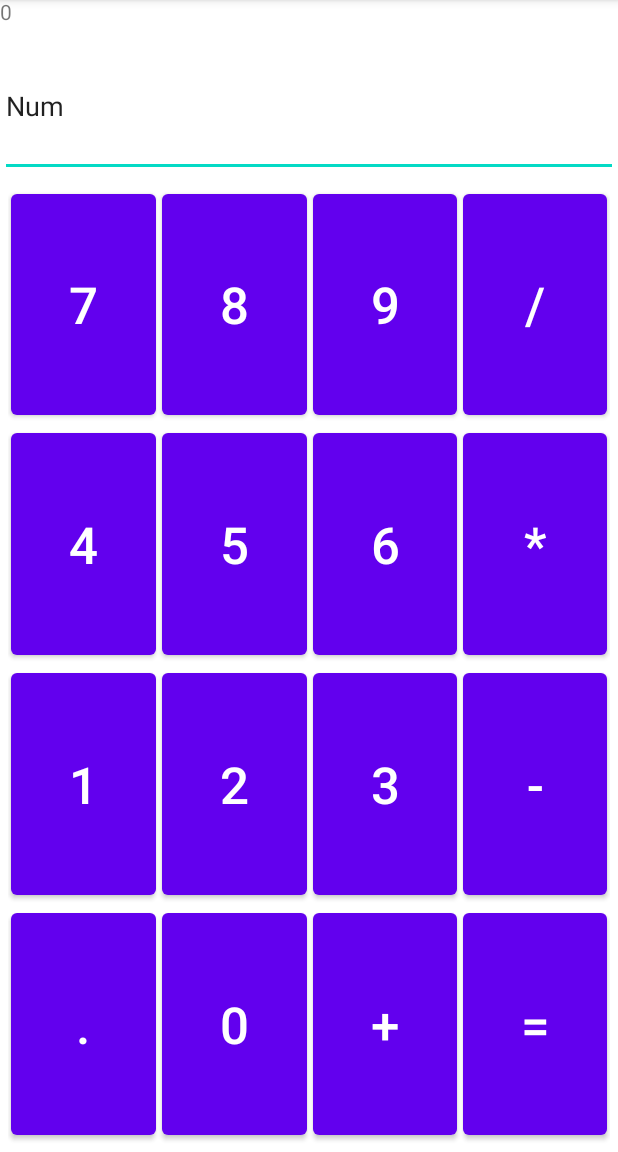
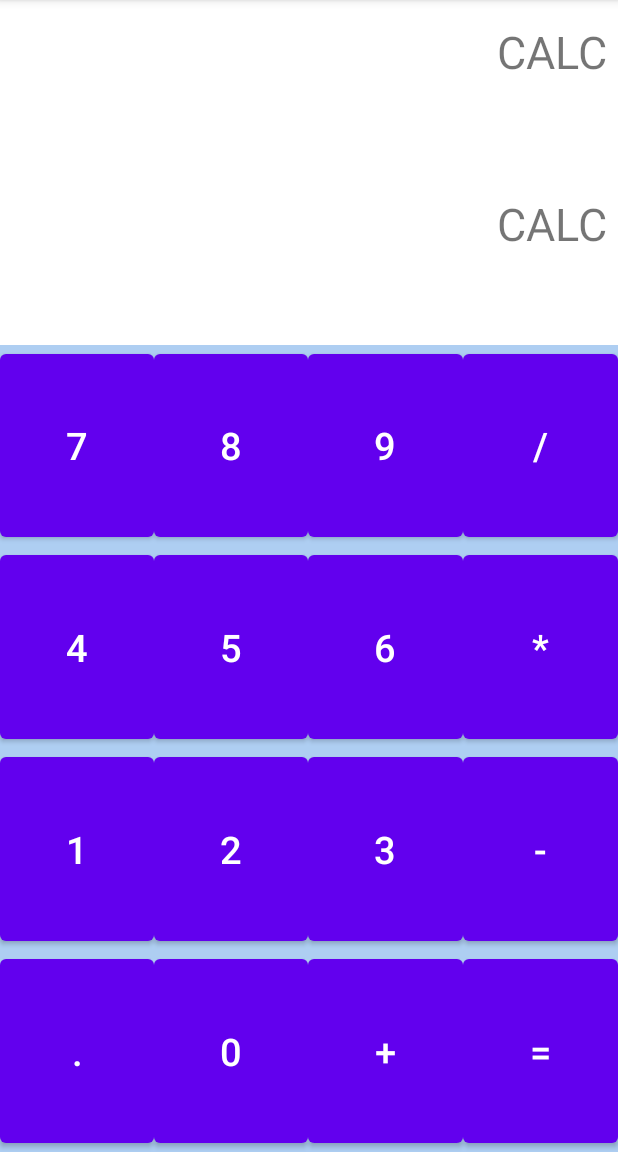
Before and after one commit to pokemau/Android, an Android app: the CalculatorExercise screen opened directly, with no data from a screen before it, on a phone screen of 412 x 824 dp, the part 84-1236 px from its top. Run offline under Robolectric (Android 15) with nearby library versions, the phone set to English and light mode, and no system bars.

Commit message:
fix calculator layout

```diff
--- a/app/src/main/res/layout/activity_calculator_exercise.xml
+++ b/app/src/main/res/layout/activity_calculator_exercise.xml
@@ -1,247 +1,209 @@
 <?xml version="1.0" encoding="utf-8"?>
-<androidx.constraintlayout.widget.ConstraintLayout xmlns:android="http://schemas.android.com/apk/res/android"
+
+<LinearLayout xmlns:android="http://schemas.android.com/apk/res/android"
         xmlns:tools="http://schemas.android.com/tools"
         xmlns:app="http://schemas.android.com/apk/res-auto"
         android:layout_width="match_parent"
         android:layout_height="match_parent"
+        android:orientation="vertical"
         tools:context=".CalculatorExercise">
 
-    <TextView
-            android:text="0"
-            android:layout_width="0dp"
-            android:layout_height="30sp"
-            android:id="@+id/textView2"
-            app:layout_constraintEnd_toEndOf="parent"
-            app:layout_constraintStart_toStartOf="parent"
-            app:layout_constraintHorizontal_bias="0.498"
-            app:layout_constraintTop_toTopOf="parent"
-            app:layout_constraintBottom_toTopOf="@+id/editTextTextPersonName" />
 
-    <EditText
-            android:layout_width="0dp"
+    <LinearLayout
+            android:layout_width="match_parent"
             android:layout_height="0dp"
-            android:inputType="textPersonName"
-            android:text="Num"
-            android:ems="10"
-            android:id="@+id/editTextTextPersonName"
-            app:layout_constraintTop_toTopOf="parent"
-            app:layout_constraintEnd_toEndOf="parent"
-            app:layout_constraintStart_toStartOf="parent"
-            android:layout_marginTop="24dp"
-            app:layout_constraintHorizontal_bias="0.497"
-            app:layout_constraintBottom_toTopOf="@+id/guidelineCalculator" />
-
-    <androidx.constraintlayout.widget.Guideline
-            android:orientation="horizontal"
-            android:layout_width="wrap_content"
-            android:layout_height="wrap_content"
-            android:id="@+id/guidelineCalculator"
-            app:layout_constraintGuide_begin="118dp" />
+            android:layout_weight="3">
 
         <LinearLayout
                 android:orientation="vertical"
-            android:layout_width="0dp"
+                android:layout_width="match_parent"
+                android:layout_height="match_parent"
+                android:layout_weight="1">
+
+            <TextView
+                    android:layout_width="match_parent"
                     android:layout_height="0dp"
-            android:padding="5sp"
-            app:layout_constraintStart_toStartOf="parent"
-            app:layout_constraintEnd_toEndOf="parent"
-            app:layout_constraintBottom_toBottomOf="parent"
-            app:layout_constraintTop_toTopOf="@+id/guidelineCalculator"
-            android:id="@+id/linearLayout"
-            android:weightSum="1.0">
+                    android:layout_weight=".3"
+                    android:text="CALC"
+                    android:textSize="30sp"
+                    android:gravity="center_vertical|end"
+                    android:paddingLeft="8sp"
+                    android:paddingRight="8sp" />
 
-        <LinearLayout
-                android:orientation="horizontal"
+            <TextView
                     android:layout_width="match_parent"
-                android:layout_height="wrap_content"
-                android:layout_weight="0.25">
-
-            <Button
-                    android:text="7"
-                    android:layout_width="100sp"
-                    android:layout_height="match_parent"
-                    android:id="@+id/btnNum7"
-                    android:layout_weight="1"
-                    android:textSize="34sp"
-                    android:layout_marginLeft="2sp"
-                    android:layout_marginRight="2sp" />
-
-            <Button
-                    android:text="8"
-                    android:layout_width="100sp"
-                    android:layout_height="match_parent"
-                    android:id="@+id/btnNum8"
-                    android:layout_weight="1"
-                    android:textSize="34sp"
-                    android:layout_marginLeft="2sp"
-                    android:layout_marginRight="2sp" />
-
-            <Button
-                    android:text="9"
-                    android:layout_width="100sp"
-                    android:layout_height="match_parent"
-                    android:id="@+id/btnNum9"
-                    android:layout_weight="1"
-                    android:textSize="34sp"
-                    android:layout_marginLeft="2sp"
-                    android:layout_marginRight="2sp" />
-
-            <Button
-                    android:text="/"
-                    android:layout_width="100sp"
-                    android:layout_height="match_parent"
-                    android:id="@+id/btnDivide"
-                    android:layout_weight="1"
-                    android:textSize="34sp"
-                    android:layout_marginLeft="2sp"
-                    android:layout_marginRight="2sp" />
+                    android:layout_height="0dp"
+                    android:layout_weight=".7"
+                    android:text="CALC"
+                    android:textSize="30sp"
+                    android:gravity="center_vertical|end"
+                    android:paddingLeft="8sp"
+                    android:paddingRight="8sp" />
+        </LinearLayout>
 
     </LinearLayout>
 
     <LinearLayout
-                android:orientation="horizontal"
             android:layout_width="match_parent"
-                android:layout_height="wrap_content"
-                android:layout_weight="0.25">
+            android:layout_height="0dp"
+            android:layout_weight="7"
+            android:background="@color/button"
+            android:orientation="vertical">
+
+        <LinearLayout
+                android:layout_width="match_parent"
+                android:layout_height="0dp"
+                android:layout_weight="1">
 
             <Button
-                    android:text="4"
-                    android:layout_width="100sp"
+                    android:layout_width="0dp"
                     android:layout_height="match_parent"
-                    android:id="@+id/btnNum4"
                     android:layout_weight="1"
-                    android:textSize="34sp"
-                    android:layout_marginLeft="2sp"
-                    android:layout_marginRight="2sp" />
+                    android:textSize="@dimen/calcBtnTextSize"
+                    android:text="7"
+                    android:gravity="center_horizontal|center_vertical" />
 
             <Button
-                    android:text="5"
-                    android:layout_width="100sp"
+                    android:layout_width="0dp"
                     android:layout_height="match_parent"
-                    android:id="@+id/btnNum5"
                     android:layout_weight="1"
-                    android:textSize="34sp"
-                    android:layout_marginLeft="2sp"
-                    android:layout_marginRight="2sp" />
+                    android:textSize="@dimen/calcBtnTextSize"
+                    android:text="8"
+                    android:gravity="center_horizontal|center_vertical" />
 
             <Button
-                    android:text="6"
-                    android:layout_width="100sp"
+                    android:layout_width="0dp"
                     android:layout_height="match_parent"
-                    android:id="@+id/btnNum6"
                     android:layout_weight="1"
-                    android:textSize="34sp"
-                    android:layout_marginLeft="2sp"
-                    android:layout_marginRight="2sp" />
+                    android:textSize="@dimen/calcBtnTextSize"
+                    android:text="9"
+                    android:gravity="center_horizontal|center_vertical" />
 
             <Button
+                    android:layout_width="0dp"
+                    android:layout_height="match_parent"
+                    android:layout_weight="1"
+                    android:textSize="@dimen/calcBtnTextSize"
+                    android:text="/"
+                    android:gravity="center_horizontal|center_vertical" />
+        </LinearLayout>
+
+        <LinearLayout
+                android:layout_width="match_parent"
+                android:layout_height="0dp"
+                android:layout_weight="1">
+
+            <Button
+                    android:layout_width="0dp"
+                    android:layout_height="match_parent"
+                    android:layout_weight="1"
+                    android:textSize="@dimen/calcBtnTextSize"
+                    android:text="4"
+                    android:gravity="center_horizontal|center_vertical" />
+
+            <Button
+                    android:layout_width="0dp"
+                    android:layout_height="match_parent"
+                    android:layout_weight="1"
+                    android:textSize="@dimen/calcBtnTextSize"
+                    android:text="5"
+                    android:gravity="center_horizontal|center_vertical" />
+
+            <Button
+                    android:layout_width="0dp"
+                    android:layout_height="match_parent"
+                    android:layout_weight="1"
+                    android:textSize="@dimen/calcBtnTextSize"
+                    android:text="6"
+                    android:gravity="center_horizontal|center_vertical" />
+
+            <Button
+                    android:layout_width="0dp"
+                    android:layout_height="match_parent"
+                    android:layout_weight="1"
+                    android:textSize="@dimen/calcBtnTextSize"
                     android:text="*"
-                    android:layout_width="100sp"
+                    android:gravity="center_horizontal|center_vertical" />
+        </LinearLayout>
+
+        <LinearLayout
+                android:layout_width="match_parent"
+                android:layout_height="0dp"
+                android:layout_weight="1">
+
+            <Button
+                    android:layout_width="0dp"
                     android:layout_height="match_parent"
-                    android:id="@+id/btnMultiply"
                     android:layout_weight="1"
-                    android:textSize="34sp"
-                    android:layout_marginLeft="2sp"
-                    android:layout_marginRight="2sp" />
+                    android:textSize="@dimen/calcBtnTextSize"
+                    android:text="1"
+                    android:gravity="center_horizontal|center_vertical" />
+
+            <Button
+                    android:layout_width="0dp"
+                    android:layout_height="match_parent"
+                    android:layout_weight="1"
+                    android:textSize="@dimen/calcBtnTextSize"
+                    android:text="2"
+                    android:gravity="center_horizontal|center_vertical" />
+
+            <Button
+                    android:layout_width="0dp"
+                    android:layout_height="match_parent"
+                    android:layout_weight="1"
+                    android:textSize="@dimen/calcBtnTextSize"
+                    android:text="3"
+                    android:gravity="center_horizontal|center_vertical" />
+
+            <Button
+                    android:layout_width="0dp"
+                    android:layout_height="match_parent"
+                    android:layout_weight="1"
+                    android:textSize="@dimen/calcBtnTextSize"
+                    android:text="-"
+                    android:gravity="center_horizontal|center_vertical" />
+        </LinearLayout>
+
+        <LinearLayout
+                android:layout_width="match_parent"
+                android:layout_height="0dp"
+                android:layout_weight="1">
+
+            <Button
+                    android:layout_width="0dp"
+                    android:layout_height="match_parent"
+                    android:layout_weight="1"
+                    android:textSize="@dimen/calcBtnTextSize"
+                    android:text="."
+                    android:gravity="center_horizontal|center_vertical" />
+
+            <Button
+                    android:layout_width="0dp"
+                    android:layout_height="match_parent"
+                    android:layout_weight="1"
+                    android:textSize="@dimen/calcBtnTextSize"
+                    android:text="0"
+                    android:gravity="center_horizontal|center_vertical" />
+
+            <Button
+                    android:layout_width="0dp"
+                    android:layout_height="match_parent"
+                    android:layout_weight="1"
+                    android:textSize="@dimen/calcBtnTextSize"
+                    android:text="+"
+                    android:gravity="center_horizontal|center_vertical" />
+
+            <Button
+                    android:layout_width="0dp"
+                    android:layout_height="match_parent"
+                    android:layout_weight="1"
+                    android:textSize="@dimen/calcBtnTextSize"
+                    android:text="="
+                    android:gravity="center_horizontal|center_vertical" />
+        </LinearLayout>
+
 
     </LinearLayout>
 
-        <LinearLayout
-                android:orientation="horizontal"
-                android:layout_width="match_parent"
-                android:layout_height="wrap_content"
-                android:layout_weight="0.25">
-
-            <Button
-                    android:text="1"
-                    android:layout_width="100sp"
-                    android:layout_height="match_parent"
-                    android:id="@+id/btnNum1"
-                    android:layout_weight="1"
-                    android:textSize="34sp"
-                    android:layout_marginLeft="2sp"
-                    android:layout_marginRight="2sp" />
-
-            <Button
-                    android:text="2"
-                    android:layout_width="100sp"
-                    android:layout_height="match_parent"
-                    android:id="@+id/btnNum2"
-                    android:layout_weight="1"
-                    android:textSize="34sp"
-                    android:layout_marginLeft="2sp"
-                    android:layout_marginRight="2sp" />
-
-            <Button
-                    android:text="3"
-                    android:layout_width="100sp"
-                    android:layout_height="match_parent"
-                    android:id="@+id/btnNum3"
-                    android:layout_weight="1"
-                    android:textSize="34sp"
-                    android:layout_marginLeft="2sp"
-                    android:layout_marginRight="2sp" />
-
-            <Button
-                    android:text="-"
-                    android:layout_width="100sp"
-                    android:layout_height="match_parent"
-                    android:id="@+id/btnNumSubtract"
-                    android:layout_weight="1"
-                    android:textSize="34sp"
-                    android:layout_marginLeft="2sp"
-                    android:layout_marginRight="2sp" />
 
 </LinearLayout>
-
-        <LinearLayout
-                android:orientation="horizontal"
-                android:layout_width="match_parent"
-                android:layout_height="wrap_content"
-                android:layout_weight="0.25">
-
-            <Button
-                    android:text="."
-                    android:layout_width="100sp"
-                    android:layout_height="match_parent"
-                    android:id="@+id/btnDecimal"
-                    android:layout_weight="1"
-                    android:textSize="34sp"
-                    android:layout_marginLeft="2sp"
-                    android:layout_marginRight="2sp" />
-
-            <Button
-                    android:text="0"
-                    android:layout_width="100sp"
-                    android:layout_height="match_parent"
-                    android:id="@+id/btnNum0"
-                    android:layout_weight="1"
-                    android:textSize="34sp"
-                    android:layout_marginLeft="2sp"
-                    android:layout_marginRight="2sp" />
-
-            <Button
-                    android:text="+"
-                    android:layout_width="100sp"
-                    android:layout_height="match_parent"
-                    android:id="@+id/btnAdd"
-                    android:layout_weight="1"
-                    android:textSize="34sp"
-                    android:layout_marginLeft="2sp"
-                    android:layout_marginRight="2sp" />
-
-            <Button
-                    android:text="="
-                    android:layout_width="100sp"
-                    android:layout_height="match_parent"
-                    android:id="@+id/btnEqualSign"
-                    android:layout_weight="1"
-                    android:textSize="34sp"
-                    android:layout_marginLeft="2sp"
-                    android:layout_marginRight="2sp" />
-
-        </LinearLayout>
-
-    </LinearLayout>
-
-</androidx.constraintlayout.widget.ConstraintLayout>
--- a/app/src/main/res/values/colors.xml
+++ b/app/src/main/res/values/colors.xml
@@ -1,5 +1,6 @@
 <?xml version="1.0" encoding="utf-8"?>
 <resources>
+    <color name="button">#aecef2</color>
     <color name="purple_200">#FFBB86FC</color>
     <color name="purple_500">#FF6200EE</color>
     <color name="purple_700">#FF3700B3</color>
@@ -7,4 +8,5 @@
     <color name="teal_700">#FF018786</color>
     <color name="black">#FF000000</color>
     <color name="white">#FFFFFFFF</color>
+    <color name="red">#EE4B2B</color>
 </resources>
--- /dev/null
+++ b/app/src/main/res/values/dimensions.xml
@@ -0,0 +1,4 @@
+<?xml version="1.0" encoding="utf-8"?>
+<resources>
+    <dimen name="calcBtnTextSize">25sp</dimen>
+</resources>
```
Lines whose indentation alone changed are shown as unchanged.
